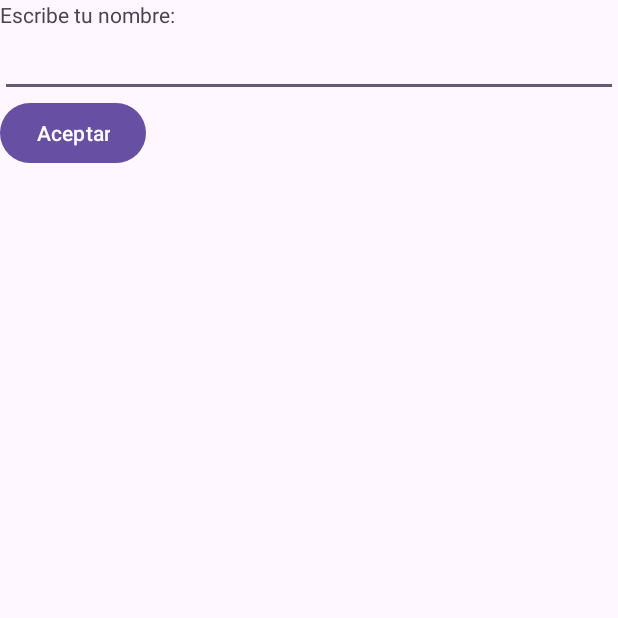
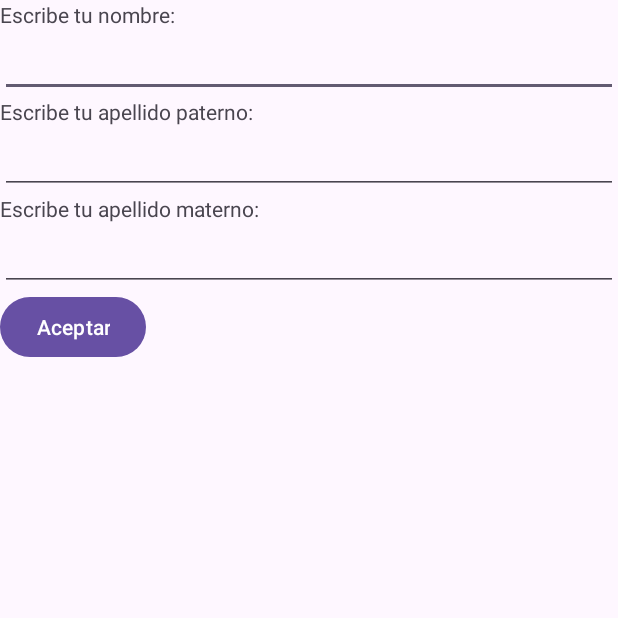
Before and after one commit to AleksIvanVel/fes_aragon, an Android app: the screen it shows after launch (MainActivity), after a tap on "Aceptar", on a phone screen of 412 x 824 dp, the top half of it. Run offline under Robolectric (Android 15) with nearby library versions, the phone set to English and light mode, and no system bars.

Commit message:
ADD dos campos

```diff
--- a/SEMESTRE_6/TEMAS_ESPECIALES_COMPUTACION/aplicacion_1/app/src/main/java/com/example/aplicacion_1/MainActivity.java
+++ b/SEMESTRE_6/TEMAS_ESPECIALES_COMPUTACION/aplicacion_1/app/src/main/java/com/example/aplicacion_1/MainActivity.java
@@ -12,6 +12,8 @@ import androidx.appcompat.app.AppCompatActivity;
 public class MainActivity extends AppCompatActivity {
 
     private EditText txtNombre;
+    private EditText txtApPaterno;
+    private EditText txtApMaterno;
     private Button btnAceptar;
 
     @SuppressLint("MissingInflatedId")
@@ -22,6 +24,8 @@ public class MainActivity extends AppCompatActivity {
 
         //Obtenemos una referencia a los controles de la interfaz
         txtNombre = (EditText) findViewById(R.id.txtNombre);
+        txtApPaterno = (EditText) findViewById(R.id.txtApPaterno);
+        txtApMaterno = (EditText) findViewById(R.id.txtApMaterno);
         btnAceptar = (Button) findViewById(R.id.btnAceptar);
 
         //Implementamos el evento click del botón
@@ -34,6 +38,8 @@ public class MainActivity extends AppCompatActivity {
                 //Creamos la información a pasar entre actividades
                 Bundle b = new Bundle();
                 b.putString("NOMBRE", txtNombre.getText().toString());
+                b.putString("AP_PATERNO", txtApPaterno.getText().toString());
+                b.putString("AP_MATERNO", txtApMaterno.getText().toString());
 
 
                 //Añadimos la información al intent
--- a/SEMESTRE_6/TEMAS_ESPECIALES_COMPUTACION/aplicacion_1/app/src/main/java/com/example/aplicacion_1/SaludoActivity.java
+++ b/SEMESTRE_6/TEMAS_ESPECIALES_COMPUTACION/aplicacion_1/app/src/main/java/com/example/aplicacion_1/SaludoActivity.java
@@ -24,6 +24,6 @@ public class SaludoActivity extends AppCompatActivity{
 
         //Construimos el mensaje a mostrar
         assert bundle != null;
-        saludo.setText("Hola " + bundle.getString("NOMBRE"));
+        saludo.setText("Hola " + bundle.getString("NOMBRE") + bundle.getString("AP_PATERNO") + bundle.getString("AP_MATERNO") );
     }
 }
--- a/SEMESTRE_6/TEMAS_ESPECIALES_COMPUTACION/aplicacion_1/app/src/main/res/layout/activity_main.xml
+++ b/SEMESTRE_6/TEMAS_ESPECIALES_COMPUTACION/aplicacion_1/app/src/main/res/layout/activity_main.xml
@@ -20,6 +20,34 @@
         android:inputType="text"
         android:visibility="visible" />
 
+    <TextView
+        android:id="@+id/lblApPaterno"
+        android:layout_width="wrap_content"
+        android:layout_height="wrap_content"
+        android:text="@string/ap_paterno"
+        android:visibility="visible" />
+
+    <EditText
+        android:id="@+id/txtApPaterno"
+        android:layout_width="match_parent"
+        android:layout_height="wrap_content"
+        android:inputType="text"
+        android:visibility="visible" />
+
+    <TextView
+        android:id="@+id/lblApMaterno"
+        android:layout_width="wrap_content"
+        android:layout_height="wrap_content"
+        android:text="@string/ap_materno"
+        android:visibility="visible" />
+
+    <EditText
+        android:id="@+id/txtApMaterno"
+        android:layout_width="match_parent"
+        android:layout_height="wrap_content"
+        android:inputType="text"
+        android:visibility="visible" />
+
     <Button
         android:id="@+id/btnAceptar"
         android:layout_width="wrap_content"
```
